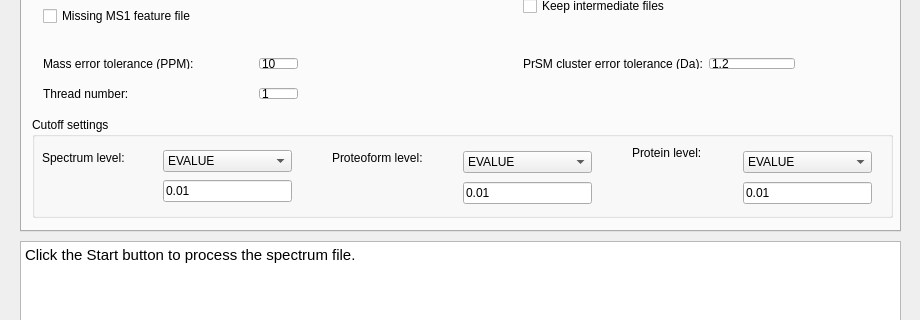
toppic-suite/toppic-suite, file src/gui/topmg/topmgwindow.ui: the form before one commit; both pictures show x 0 to 920 and y 149 to 469 of the 920 by 700 pixel window.
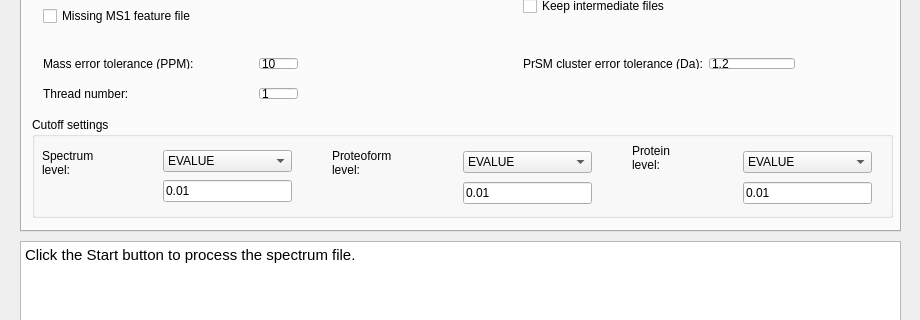
The form after the commit. The open tabs and pages were chosen to show the change. Icons and pictures are not drawn.

Commit message:
Show the cutoff level labels on two lines in toppic_gui and topmg_gui
Claude-Session: https://claude.ai/code/session_018NcRKp4WjDTE2yhTHEdfth

Patch:
```diff
--- a/src/gui/topmg/topmgwindow.ui
+++ b/src/gui/topmg/topmgwindow.ui
@@ -475,12 +475,13 @@
         <rect>
          <x>10</x>
          <y>25</y>
-         <width>111</width>
-         <height>31</height>
+         <width>91</width>
+         <height>41</height>
         </rect>
        </property>
        <property name="text">
-        <string>Spectrum level:</string>
+        <string>Spectrum
+level:</string>
        </property>
       </widget>
       <widget class="QLabel" name="label_13">
@@ -488,12 +489,13 @@
         <rect>
          <x>300</x>
          <y>25</y>
-         <width>121</width>
-         <height>31</height>
+         <width>91</width>
+         <height>41</height>
         </rect>
        </property>
        <property name="text">
-        <string>Proteoform level:</string>
+        <string>Proteoform
+level:</string>
        </property>
       </widget>
       <widget class="QWidget" name="verticalLayoutWidget">
@@ -579,12 +581,13 @@
         <rect>
          <x>600</x>
          <y>20</y>
-         <width>101</width>
-         <height>31</height>
+         <width>91</width>
+         <height>41</height>
         </rect>
        </property>
        <property name="text">
-        <string>Protein level:</string>
+        <string>Protein
+level:</string>
        </property>
       </widget>
       <widget class="QWidget" name="layoutWidget_2">
```
The commit also changes 1 other file.
